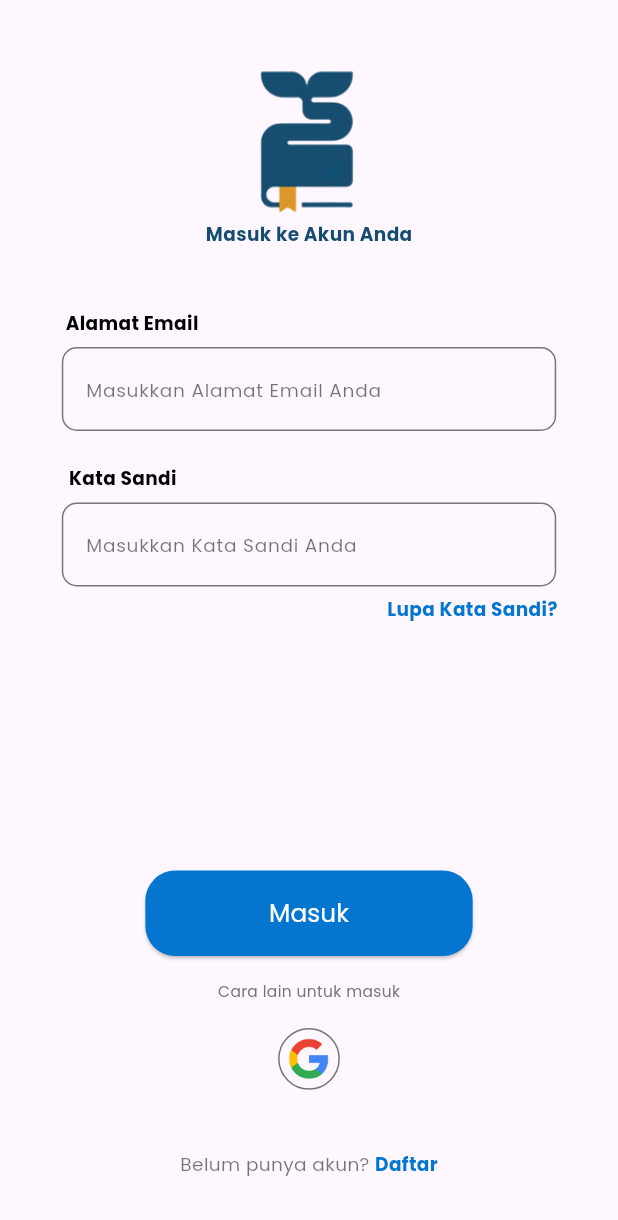
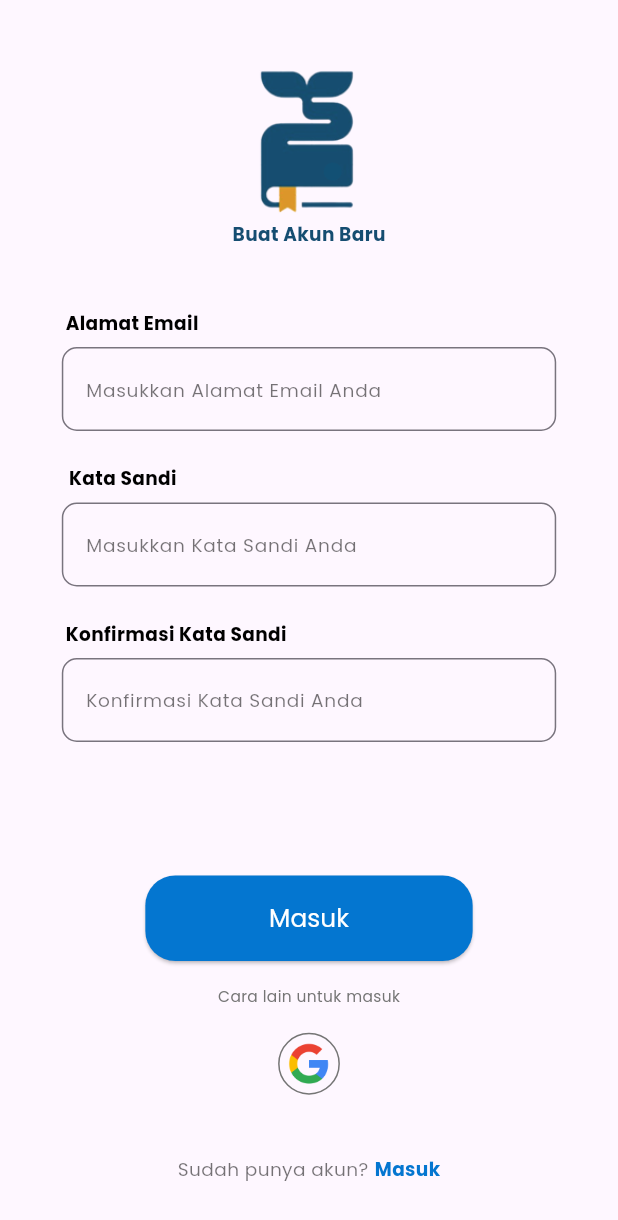
Before and after one commit to hathoriastro/Bukulapak, a Flutter app: the screen it shows after launch, on a phone screen of 412 x 824 dp. Shown: the top 1220 px of the screen. Run offline on Flutter 3.47's test engine with Material 3 defaults, Android fonts, the phone set to English and light mode, and no system bars.

Commit message:
menambah sign_in_page.dart

```diff
--- a/lib/main.dart
+++ b/lib/main.dart
@@ -3,6 +3,7 @@ import 'package:flutter/material.dart';
 import 'package:bukulapak/pages/home.dart';
 import 'package:bukulapak/pages/auth/welcomepage.dart';
 import 'package:bukulapak/pages/auth/sign_in_page.dart';
+import 'package:bukulapak/pages/auth/sign_up_page.dart';
 
 void main() {
   runApp(const MyApp());
@@ -15,15 +16,16 @@ class MyApp extends StatelessWidget {
   Widget build(BuildContext context) {
     return MaterialApp(
       theme: ThemeData(
-        fontFamily: 'poppins',  // Set the global font family
+        fontFamily: 'poppins', // Set the global font family
       ),
       debugShowCheckedModeBanner: false,
-      initialRoute: '/sign_in',
+      initialRoute: '/sign_up',
       routes: {
         '/splash': (context) => const SplashScreen(),
         '/homepage': (context) => const HomePage(),
         '/welcome': (context) => const WelcomePage(),
         '/sign_in': (context) => const SignInPage(),
+        '/sign_up': (context) => const SignUpPage(),
       },
     );
   }
--- a/lib/pages/auth/sign_in_page.dart
+++ b/lib/pages/auth/sign_in_page.dart
@@ -192,7 +192,7 @@ class _SignInPageState extends State<SignInPage> {
                 ),
                 GestureDetector(
                   onTap: () {
-                    Navigator.pushNamed(context, '/welcome');
+                    Navigator.pushNamed(context, '/sign_up');
                   },
                   child: Text(
                     "Daftar",
--- a/lib/pages/auth/sign_up_page.dart
+++ b/lib/pages/auth/sign_up_page.dart
@@ -0,0 +1,238 @@
+import 'package:bukulapak/components/colors.dart';
+import 'package:flutter/material.dart';
+
+class SignUpPage extends StatefulWidget {
+  const SignUpPage({super.key});
+
+  @override
+  _SignUpPageState createState() => _SignUpPageState();
+}
+
+class _SignUpPageState extends State<SignUpPage> {
+  final TextEditingController _emailController = TextEditingController();
+  final TextEditingController _passwordController = TextEditingController();
+  final TextEditingController _confirmPasswordController = TextEditingController();
+
+  @override
+  Widget build(BuildContext context) {
+    var screenSize = MediaQuery.of(context).size;
+    var screenWidth = screenSize.width;
+    var screenHeight = screenSize.height;
+
+    return Scaffold(
+      // appBar: AppBar(
+      //   title: const Text("Sign In"),
+      // ),
+      body: Column(
+        children: [
+          SizedBox(
+            height: screenHeight * 0.05, // Responsive height for the top space
+          ),
+          SizedBox(
+            child: Align(
+              alignment: Alignment.topCenter,
+              child: Image.asset(
+                "assets/images/logo_bukulapak.png",
+                width: screenWidth * 0.2,
+              ),
+            ),
+          ),
+          Align(
+            alignment: Alignment.center,
+            child: Text(
+              "Buat Akun Baru",
+              style: TextStyle(
+                fontFamily: 'poppins',
+                color: darkBlue,
+                fontSize: screenWidth * 0.03, // Responsive font size
+                fontWeight: FontWeight.bold,
+              ),
+            ),
+          ),
+
+          // Email Input Field
+          SizedBox(height: screenHeight * 0.05),
+          Align(
+            alignment: Alignment(-0.73, 0),
+            child: Text(
+              "Alamat Email",
+              style: TextStyle(
+                fontFamily: 'poppins',
+                fontWeight: FontWeight.w600,
+                color: Colors.black,
+                fontSize: screenWidth * 0.03,
+              ),
+            ),
+          ),
+          Padding(
+            padding: EdgeInsets.symmetric(
+              horizontal: screenWidth * 0.1,
+              vertical: screenHeight * 0.008,
+            ),
+            child: TextField(
+              controller: _emailController,
+              decoration: InputDecoration(
+                labelText: "Masukkan Alamat Email Anda",
+                labelStyle: TextStyle(
+                  fontFamily: 'poppins',
+                  color: Colors.black54,
+                  fontSize: screenWidth * 0.03,
+                ),
+                border: OutlineInputBorder(
+                  borderRadius: BorderRadius.circular(10),
+                ),
+              ),
+            ),
+          ),
+
+          // Password Field
+          SizedBox(height: screenHeight * 0.02),
+          Align(
+            alignment: Alignment(-0.73, 0),
+            child: Text(
+              "Kata Sandi",
+              style: TextStyle(
+                fontFamily: 'poppins',
+                fontWeight: FontWeight.w600,
+                color: Colors.black,
+                fontSize: screenWidth * 0.03,
+              ),
+            ),
+          ),
+          Padding(
+            padding: EdgeInsets.symmetric(
+              horizontal: screenWidth * 0.1,
+              vertical: screenHeight * 0.008,
+            ),
+            child: TextField(
+              controller: _passwordController,
+              decoration: InputDecoration(
+                labelText: "Masukkan Kata Sandi Anda",
+                labelStyle: TextStyle(
+                  fontFamily: 'poppins',
+                  color: Colors.black54,
+                  fontSize: screenWidth * 0.03,
+                ),
+                border: OutlineInputBorder(
+                  borderRadius: BorderRadius.circular(10),
+                ),
+              ),
+            ),
+          ),
+
+          SizedBox(height: screenHeight * 0.02),
+          Align(
+            alignment: Alignment(-0.67, 0),
+            child: Text(
+              "Konfirmasi Kata Sandi",
+              style: TextStyle(
+                fontFamily: 'poppins',
+                fontWeight: FontWeight.w600,
+                color: Colors.black,
+                fontSize: screenWidth * 0.03,
+              ),
+            ),
+          ),
+          Padding(
+            padding: EdgeInsets.symmetric(
+              horizontal: screenWidth * 0.1,
+              vertical: screenHeight * 0.008,
+            ),
+            child: TextField(
+              controller: _confirmPasswordController,
+              decoration: InputDecoration(
+                labelText: "Konfirmasi Kata Sandi Anda",
+                labelStyle: TextStyle(
+                  fontFamily: 'poppins',
+                  color: Colors.black54,
+                  fontSize: screenWidth * 0.03,
+                ),
+                border: OutlineInputBorder(
+                  borderRadius: BorderRadius.circular(10),
+                ),
+              ),
+            ),
+          ),
+
+          SizedBox(height: screenHeight * 0.1),
+          ElevatedButton(
+            onPressed: () {
+              // Navigasi disini
+            },
+            style: ElevatedButton.styleFrom(
+              backgroundColor: lightBlue,
+              padding: EdgeInsets.symmetric(
+                horizontal: screenWidth * 0.2,
+                vertical: screenHeight * 0.02,
+              ),
+              shape: RoundedRectangleBorder(
+                borderRadius: BorderRadius.circular(20),
+              ),
+            ),
+            child: Text(
+              "Masuk",
+              style: TextStyle(
+                color: Colors.white,
+                fontSize: screenWidth * 0.04,
+              ),
+            ),
+          ),
+          Padding(
+            padding: EdgeInsets.symmetric(vertical: screenHeight * 0.02),
+            child: Text(
+              'Cara lain untuk masuk',
+              style: TextStyle(color: lightGray, fontSize: screenWidth * 0.025),
+            ),
+          ),
+          Container(
+            height: screenHeight * 0.05,
+            width: screenWidth * 0.4,
+            decoration: BoxDecoration(
+              shape: BoxShape.circle,
+              border: Border.all(color: lightGray, width: 1),
+            ),
+            child: Center(
+              child: Image(
+                image: AssetImage("assets/images/logo_google.png"),
+                width: screenWidth * 0.07,
+                height: screenHeight * 0.07,
+              ),
+            ),
+          ),
+          SizedBox(height: screenHeight * 0.05),
+          Padding(
+            padding: EdgeInsets.symmetric(horizontal: screenWidth * 0.1),
+            child: Row(
+              mainAxisAlignment: MainAxisAlignment.center,
+              children: [
+                Text(
+                  "Sudah punya akun?",
+                  style: TextStyle(
+                    fontFamily: 'poppins',
+                    color: Colors.black54,
+                    fontSize: screenWidth * 0.03,
+                  ),
+                ),
+                SizedBox(width: screenWidth * 0.01),
+                GestureDetector(
+                  onTap: () {
+                    Navigator.pushNamed(context, '/sign_in');
+                  },
+                  child: Text(
+                    "Masuk",
+                    style: TextStyle(
+                      fontFamily: 'poppins',
+                      color: lightBlue,
+                      fontSize: screenWidth * 0.03,
+                      fontWeight: FontWeight.bold,
+                    ),
+                  ),
+                ),
+              ],
+            ),
+          ),
+        ],
+      ),
+    );
+  }
+}
```
